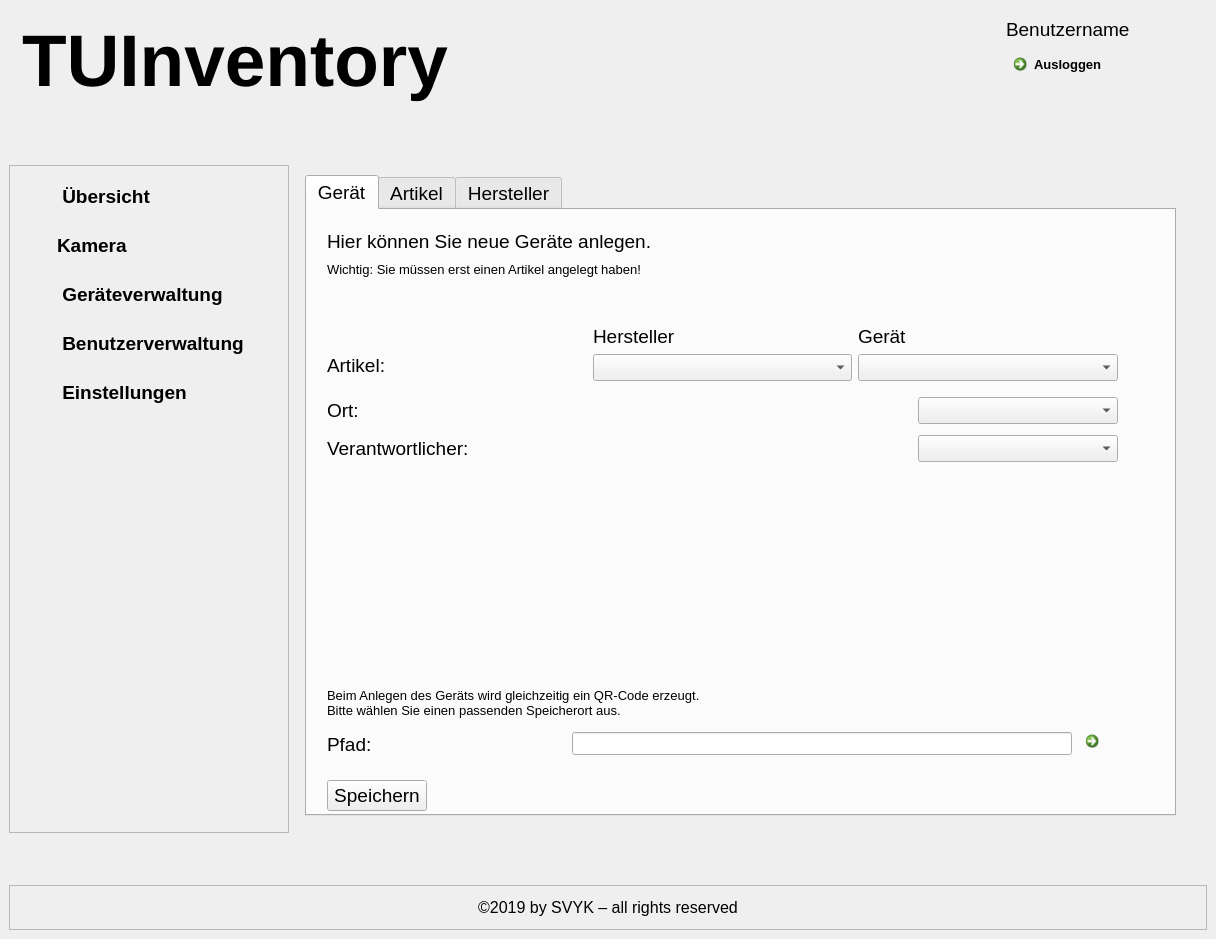
Before: the Qt Designer form TUInventory/mainScaling.ui in SV-97/TUInventory, drawn with Qt 5.
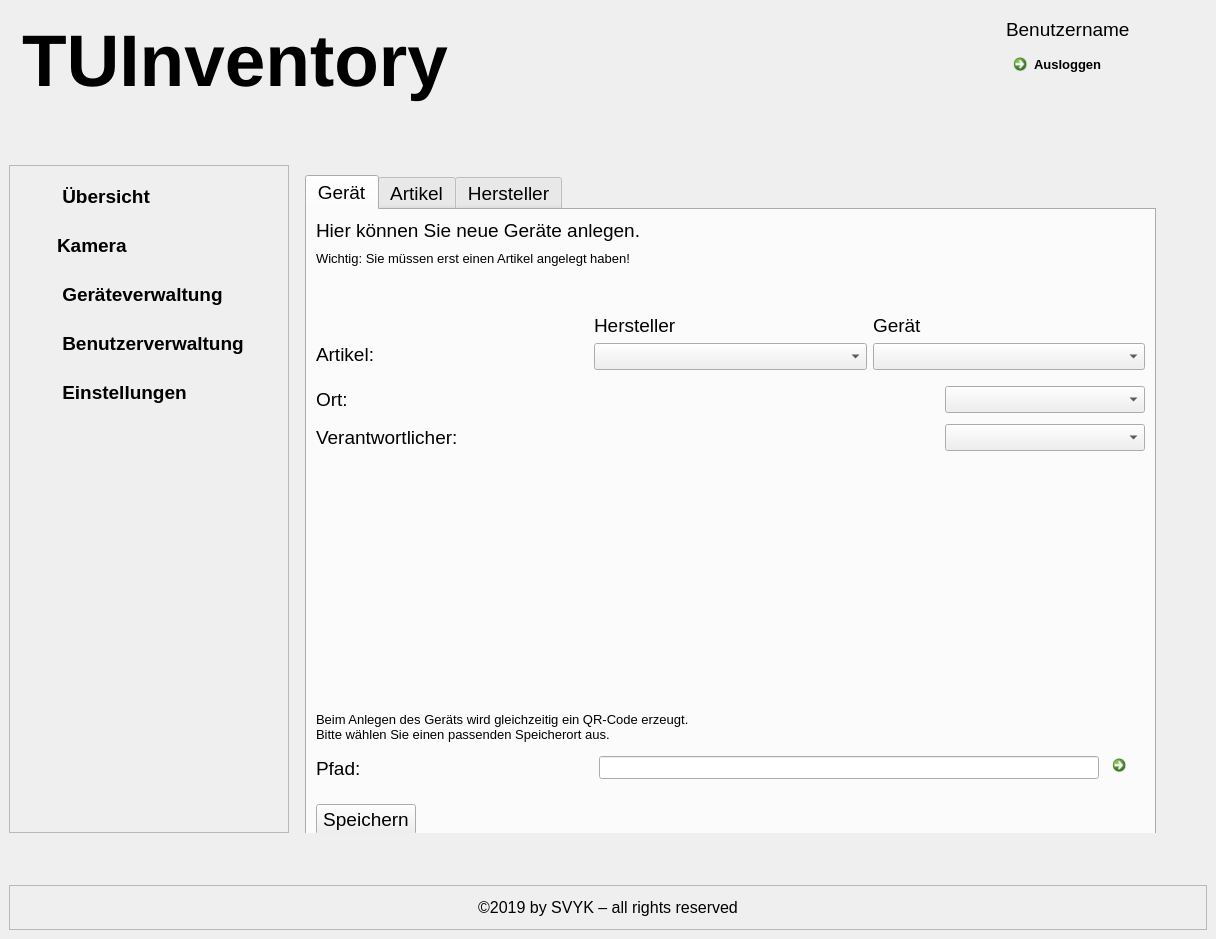
After: the same form once the commit is applied. The open tabs and pages were chosen to show the change. Icons and pictures are not drawn.

```diff
--- a/TUInventory/mainScaling.ui
+++ b/TUInventory/mainScaling.ui
@@ -1015,8 +1015,8 @@
              <rect>
               <x>10</x>
               <y>10</y>
-              <width>871</width>
-              <height>641</height>
+              <width>851</width>
+              <height>671</height>
              </rect>
             </property>
             <property name="font">
@@ -1031,15 +1031,8 @@
              <attribute name="title">
               <string>Gerät</string>
              </attribute>
-             <widget class="QWidget" name="">
-              <property name="geometry">
-               <rect>
-                <x>20</x>
-                <y>20</y>
-                <width>791</width>
-                <height>581</height>
-               </rect>
-              </property>
+             <layout class="QVBoxLayout" name="verticalLayout_22">
+              <item>
               <layout class="QVBoxLayout" name="verticalLayout_15">
                <item>
                 <layout class="QHBoxLayout" name="horizontalLayout_43">
@@ -1513,7 +1506,8 @@
                 </layout>
                </item>
               </layout>
-             </widget>
+              </item>
+             </layout>
             </widget>
             <widget class="QWidget" name="tab_2">
              <attribute name="title">
```
Left out of the diff: 9 changed lines with no effect on the pictures. Lines whose indentation alone changed are shown as unchanged.
